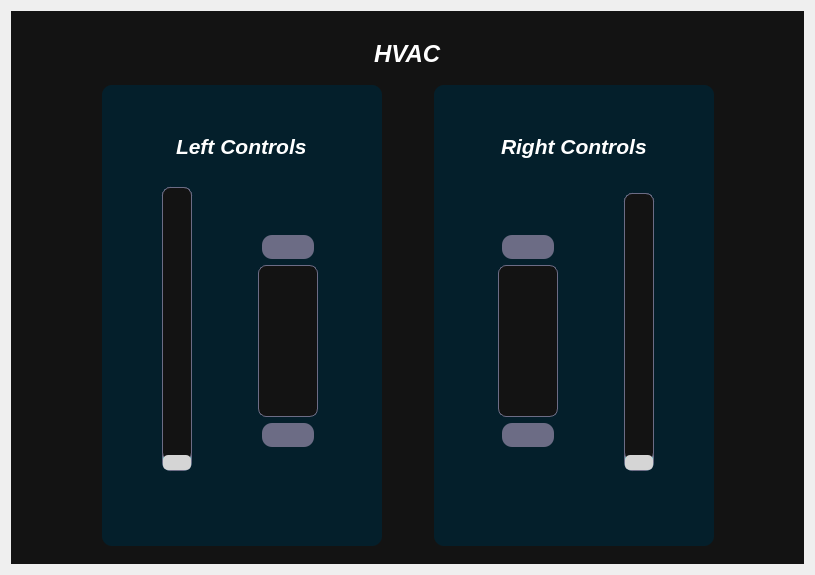
First picture: the form in ui/HVAC.ui, repository AutomotiveGradeLinux/src-agl-demo-control-panel, before the edit.
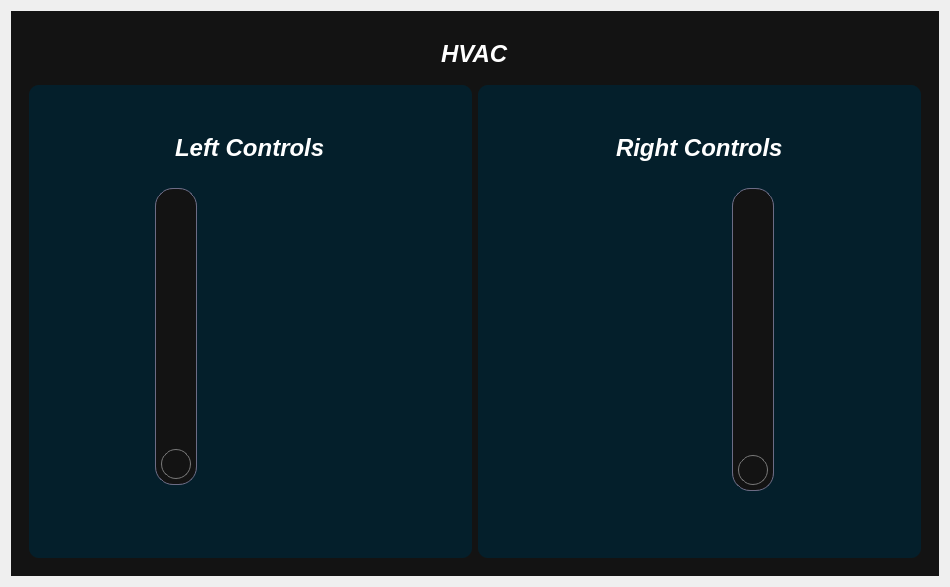
Second picture: the form after the edit. Icons and pictures are not drawn.

```diff
--- a/ui/HVAC.ui
+++ b/ui/HVAC.ui
@@ -6,8 +6,8 @@
    <rect>
     <x>0</x>
     <y>0</y>
-    <width>815</width>
-    <height>575</height>
+    <width>950</width>
+    <height>587</height>
    </rect>
   </property>
   <property name="windowTitle">
@@ -63,37 +63,35 @@
     border-radius: 8px;
 }
 
-QSlider::sub-page:vertical {
-    background-color: #131313 ; /* black */
-    height: 20px;
-    width: 28px;
-    margin: 2px;
-	border: 1px solid #6C6C85 ; /* pastel purple */
-    border-radius: 8px;
-}
-
 QSlider::groove:vertical {
-    border-radius: 8px;
-    width: 28px;
-    margin: 2px;
+    background-color: #4BD7D6 ; /* light blue */
 	border: 1px solid #6C6C85 ; /* pastel purple */
-	background-color: #4BD7D6 ; /* light blue */ 
+    width: 40px;
+    border-radius: 20px;
 }
-QSlider::groove:vertical:hover {
-	background-color: rgb(55, 62, 76);
+
+QSlider::sub-page:vertical {
+    border: 1px solid #6C6C85; /* pastel purple */
+    background-color: #131313; /* black */
+    width: 36px;
+    margin-top: 0px; /* Adjusted for better alignment */
+    margin-bottom: -20px; /* Space below the sub-page */
+    border-radius: 18px;
 }
+
 QSlider::handle:vertical {
-    background-color: #d5d5d5;
-    height: 15px;
-    width: 20px;
-	border-radius: 5px;
+    height: 28px;
+    background: qlineargradient(x1:0, y1:0, x2:1, y2:1,
+        stop:0 #eee, stop:1 #ccc);
+    border: 1px solid #777;
+    width: 28px;
+    margin-top: 5px;
+    margin-bottom: 5px;
+	margin-left: 5px;
+	margin-right: 5px;
+    border-radius: 15px;
 }
-QSlider::handle:vertical:hover {
-    background-color: #6C6C85 ; /* pastel purple */
-}
-QSlider::handle:vertical:pressed {
-    background-color: #4BD7D6 ; /* light blue */ 
-}
+
 
 
 QScrollBar:horizontal {
@@ -205,23 +203,7 @@
          <enum>QFrame::Raised</enum>
         </property>
         <layout class="QGridLayout" name="gridLayout">
-         <item row="1" column="3" colspan="2">
-          <spacer name="horizontalSpacer">
-           <property name="orientation">
-            <enum>Qt::Horizontal</enum>
-           </property>
-           <property name="sizeType">
-            <enum>QSizePolicy::Expanding</enum>
-           </property>
-           <property name="sizeHint" stdset="0">
-            <size>
-             <width>40</width>
-             <height>20</height>
-            </size>
-           </property>
-          </spacer>
-         </item>
-         <item row="0" column="1" colspan="5" alignment="Qt::AlignBottom">
+         <item row="0" column="0" colspan="2" alignment="Qt::AlignBottom">
           <widget class="QFrame" name="frame_2">
            <property name="minimumSize">
             <size>
@@ -260,23 +242,7 @@
            </layout>
           </widget>
          </item>
-         <item row="1" column="6">
-          <spacer name="horizontalSpacer_3">
-           <property name="orientation">
-            <enum>Qt::Horizontal</enum>
-           </property>
-           <property name="sizeType">
-            <enum>QSizePolicy::Expanding</enum>
-           </property>
-           <property name="sizeHint" stdset="0">
-            <size>
-             <width>20</width>
-             <height>20</height>
-            </size>
-           </property>
-          </spacer>
-         </item>
-         <item row="1" column="1" colspan="2">
+         <item row="1" column="0">
           <widget class="QFrame" name="leftControls">
            <property name="minimumSize">
             <size>
@@ -291,11 +257,11 @@
             <enum>QFrame::Raised</enum>
            </property>
            <layout class="QGridLayout" name="gridLayout_2">
-            <item row="1" column="0" colspan="5" alignment="Qt::AlignHCenter">
+            <item row="1" column="0" colspan="4" alignment="Qt::AlignHCenter">
              <widget class="QLabel" name="label">
               <property name="font">
                <font>
-                <pointsize>16</pointsize>
+                <pointsize>18</pointsize>
                 <weight>75</weight>
                 <italic>true</italic>
                 <bold>true</bold>
@@ -306,7 +272,7 @@
               </property>
              </widget>
             </item>
-            <item row="0" column="0" colspan="5">
+            <item row="0" column="0" colspan="4">
              <spacer name="verticalSpacer_7">
               <property name="orientation">
                <enum>Qt::Vertical</enum>
@@ -322,7 +288,23 @@
               </property>
              </spacer>
             </item>
-            <item row="2" column="0" colspan="5">
+            <item row="5" column="0" colspan="4">
+             <spacer name="verticalSpacer_5">
+              <property name="orientation">
+               <enum>Qt::Vertical</enum>
+              </property>
+              <property name="sizeType">
+               <enum>QSizePolicy::Preferred</enum>
+              </property>
+              <property name="sizeHint" stdset="0">
+               <size>
+                <width>20</width>
+                <height>40</height>
+               </size>
+              </property>
+             </spacer>
+            </item>
+            <item row="2" column="0" colspan="4">
              <spacer name="verticalSpacer_3">
               <property name="orientation">
                <enum>Qt::Vertical</enum>
@@ -338,37 +320,14 @@
               </property>
              </spacer>
             </item>
-            <item row="3" column="0" rowspan="2">
-             <spacer name="horizontalSpacer_6">
-              <property name="orientation">
-               <enum>Qt::Horizontal</enum>
-              </property>
-              <property name="sizeHint" stdset="0">
-               <size>
-                <width>40</width>
-                <height>20</height>
-               </size>
-              </property>
-             </spacer>
-            </item>
             <item row="3" column="2" rowspan="2">
-             <spacer name="horizontalSpacer_4">
-              <property name="orientation">
-               <enum>Qt::Horizontal</enum>
+             <widget class="QFrame" name="leftFrame">
+              <property name="sizePolicy">
+               <sizepolicy hsizetype="Preferred" vsizetype="Expanding">
+                <horstretch>0</horstretch>
+                <verstretch>0</verstretch>
+               </sizepolicy>
               </property>
-              <property name="sizeType">
-               <enum>QSizePolicy::Fixed</enum>
-              </property>
-              <property name="sizeHint" stdset="0">
-               <size>
-                <width>40</width>
-                <height>20</height>
-               </size>
-              </property>
-             </spacer>
-            </item>
-            <item row="3" column="3" rowspan="2">
-             <widget class="QFrame" name="frame_3">
               <property name="frameShape">
                <enum>QFrame::StyledPanel</enum>
               </property>
@@ -376,175 +335,20 @@
                <enum>QFrame::Raised</enum>
               </property>
               <layout class="QVBoxLayout" name="verticalLayout_5">
-               <item alignment="Qt::AlignHCenter|Qt::AlignBottom">
-                <widget class="QPushButton" name="leftTempUp">
-                 <property name="text">
-                  <string/>
-                 </property>
-                 <property name="icon">
-                  <iconset resource="../assets/res.qrc">
-                   <normaloff>:/Carbon_Icons/carbon_icons/temperature--frigid.svg</normaloff>:/Carbon_Icons/carbon_icons/temperature--frigid.svg</iconset>
-                 </property>
-                 <property name="iconSize">
-                  <size>
-                   <width>40</width>
-                   <height>40</height>
-                  </size>
-                 </property>
-                </widget>
-               </item>
-               <item alignment="Qt::AlignHCenter|Qt::AlignVCenter">
-                <widget class="QListWidget" name="leftTempList">
+               <item>
+                <widget class="QWidget" name="LeftTemp_Placeholder" native="true">
                  <property name="sizePolicy">
-                  <sizepolicy hsizetype="Fixed" vsizetype="Expanding">
+                  <sizepolicy hsizetype="Preferred" vsizetype="Preferred">
                    <horstretch>0</horstretch>
                    <verstretch>0</verstretch>
                   </sizepolicy>
                  </property>
-                 <property name="minimumSize">
-                  <size>
-                   <width>0</width>
-                   <height>152</height>
-                  </size>
-                 </property>
-                 <property name="maximumSize">
-                  <size>
-                   <width>60</width>
-                   <height>152</height>
-                  </size>
-                 </property>
-                 <property name="font">
-                  <font>
-                   <pointsize>14</pointsize>
-                   <weight>75</weight>
-                   <italic>true</italic>
-                   <bold>true</bold>
-                  </font>
-                 </property>
-                 <property name="focusPolicy">
-                  <enum>Qt::StrongFocus</enum>
-                 </property>
-                 <property name="layoutDirection">
-                  <enum>Qt::LeftToRight</enum>
-                 </property>
-                 <property name="autoFillBackground">
-                  <bool>false</bool>
-                 </property>
-                 <property name="frameShape">
-                  <enum>QFrame::NoFrame</enum>
-                 </property>
-                 <property name="frameShadow">
-                  <enum>QFrame::Plain</enum>
-                 </property>
-                 <property name="verticalScrollBarPolicy">
-                  <enum>Qt::ScrollBarAlwaysOff</enum>
-                 </property>
-                 <property name="horizontalScrollBarPolicy">
-                  <enum>Qt::ScrollBarAlwaysOff</enum>
-                 </property>
-                 <property name="sizeAdjustPolicy">
-                  <enum>QAbstractScrollArea::AdjustToContentsOnFirstShow</enum>
-                 </property>
-                 <property name="editTriggers">
-                  <set>QAbstractItemView::DoubleClicked|QAbstractItemView::EditKeyPressed</set>
-                 </property>
-                 <property name="showDropIndicator" stdset="0">
-                  <bool>false</bool>
-                 </property>
-                 <property name="dragDropMode">
-                  <enum>QAbstractItemView::DragOnly</enum>
-                 </property>
-                 <property name="selectionMode">
-                  <enum>QAbstractItemView::SingleSelection</enum>
-                 </property>
-                 <property name="textElideMode">
-                  <enum>Qt::ElideMiddle</enum>
-                 </property>
-                 <property name="verticalScrollMode">
-                  <enum>QAbstractItemView::ScrollPerPixel</enum>
-                 </property>
-                 <property name="movement">
-                  <enum>QListView::Snap</enum>
-                 </property>
-                 <property name="isWrapping" stdset="0">
-                  <bool>false</bool>
-                 </property>
-                 <property name="resizeMode">
-                  <enum>QListView::Adjust</enum>
-                 </property>
-                 <property name="layoutMode">
-                  <enum>QListView::SinglePass</enum>
-                 </property>
-                 <property name="spacing">
-                  <number>1</number>
-                 </property>
-                 <property name="viewMode">
-                  <enum>QListView::ListMode</enum>
-                 </property>
-                 <property name="uniformItemSizes">
-                  <bool>true</bool>
-                 </property>
-                 <property name="selectionRectVisible">
-                  <bool>true</bool>
-                 </property>
-                 <property name="itemAlignment">
-                  <set>Qt::AlignCenter</set>
-                 </property>
-                </widget>
-               </item>
-               <item alignment="Qt::AlignHCenter|Qt::AlignTop">
-                <widget class="QPushButton" name="leftTempDown">
-                 <property name="text">
-                  <string/>
-                 </property>
-                 <property name="icon">
-                  <iconset resource="../assets/res.qrc">
-                   <normaloff>:/Carbon_Icons/carbon_icons/temperature--hot.svg</normaloff>:/Carbon_Icons/carbon_icons/temperature--hot.svg</iconset>
-                 </property>
-                 <property name="iconSize">
-                  <size>
-                   <width>40</width>
-                   <height>40</height>
-                  </size>
-                 </property>
                 </widget>
                </item>
               </layout>
              </widget>
             </item>
-            <item row="5" column="0" colspan="5">
-             <spacer name="verticalSpacer_5">
-              <property name="orientation">
-               <enum>Qt::Vertical</enum>
-              </property>
-              <property name="sizeType">
-               <enum>QSizePolicy::Preferred</enum>
-              </property>
-              <property name="sizeHint" stdset="0">
-               <size>
-                <width>20</width>
-                <height>40</height>
-               </size>
-              </property>
-             </spacer>
-            </item>
-            <item row="3" column="4" rowspan="2">
-             <spacer name="horizontalSpacer_7">
-              <property name="orientation">
-               <enum>Qt::Horizontal</enum>
-              </property>
-              <property name="sizeType">
-               <enum>QSizePolicy::Fixed</enum>
-              </property>
-              <property name="sizeHint" stdset="0">
-               <size>
-                <width>40</width>
-                <height>20</height>
-               </size>
-              </property>
-             </spacer>
-            </item>
-            <item row="3" column="1">
+            <item row="3" column="1" alignment="Qt::AlignLeft">
              <widget class="QFrame" name="frame_4">
               <property name="frameShape">
                <enum>QFrame::StyledPanel</enum>
@@ -578,7 +382,7 @@
                  </property>
                  <property name="minimumSize">
                   <size>
-                   <width>40</width>
+                   <width>60</width>
                    <height>0</height>
                   </size>
                  </property>
@@ -621,23 +425,7 @@
            </layout>
           </widget>
          </item>
-         <item row="1" column="0">
-          <spacer name="horizontalSpacer_2">
-           <property name="orientation">
-            <enum>Qt::Horizontal</enum>
-           </property>
-           <property name="sizeType">
-            <enum>QSizePolicy::Expanding</enum>
-           </property>
-           <property name="sizeHint" stdset="0">
-            <size>
-             <width>20</width>
-             <height>20</height>
-            </size>
-           </property>
-          </spacer>
-         </item>
-         <item row="1" column="5">
+         <item row="1" column="1">
           <widget class="QFrame" name="rightControls">
            <property name="minimumSize">
             <size>
@@ -652,7 +440,7 @@
             <enum>QFrame::Raised</enum>
            </property>
            <layout class="QGridLayout" name="gridLayout_3">
-            <item row="6" column="0" colspan="6">
+            <item row="4" column="0" colspan="4">
              <spacer name="verticalSpacer_6">
               <property name="orientation">
                <enum>Qt::Vertical</enum>
@@ -668,23 +456,7 @@
               </property>
              </spacer>
             </item>
-            <item row="3" column="5" rowspan="3">
-             <spacer name="horizontalSpacer_8">
-              <property name="orientation">
-               <enum>Qt::Horizontal</enum>
-              </property>
-              <property name="sizeType">
-               <enum>QSizePolicy::Fixed</enum>
-              </property>
-              <property name="sizeHint" stdset="0">
-               <size>
-                <width>40</width>
-                <height>20</height>
-               </size>
-              </property>
-             </spacer>
-            </item>
-            <item row="4" column="4">
+            <item row="3" column="2">
              <widget class="QFrame" name="frame_6">
               <property name="frameShape">
                <enum>QFrame::StyledPanel</enum>
@@ -712,7 +484,7 @@
                 <widget class="QSlider" name="rightFanSpeed_slider">
                  <property name="minimumSize">
                   <size>
-                   <width>40</width>
+                   <width>60</width>
                    <height>0</height>
                   </size>
                  </property>
@@ -734,59 +506,11 @@
               </layout>
              </widget>
             </item>
-            <item row="3" column="2" rowspan="3" colspan="2">
-             <spacer name="horizontalSpacer_5">
-              <property name="orientation">
-               <enum>Qt::Horizontal</enum>
-              </property>
-              <property name="sizeType">
-               <enum>QSizePolicy::Fixed</enum>
-              </property>
-              <property name="sizeHint" stdset="0">
-               <size>
-                <width>40</width>
-                <height>20</height>
-               </size>
-              </property>
-             </spacer>
-            </item>
-            <item row="3" column="0" rowspan="3">
-             <spacer name="horizontalSpacer_9">
-              <property name="orientation">
-               <enum>Qt::Horizontal</enum>
-              </property>
-              <property name="sizeType">
-               <enum>QSizePolicy::Fixed</enum>
-              </property>
-              <property name="sizeHint" stdset="0">
-               <size>
-                <width>40</width>
-                <height>20</height>
-               </size>
-              </property>
-             </spacer>
-            </item>
-            <item row="2" column="0" colspan="6">
-             <spacer name="verticalSpacer_4">
-              <property name="orientation">
-               <enum>Qt::Vertical</enum>
-              </property>
-              <property name="sizeType">
-               <enum>QSizePolicy::Fixed</enum>
-              </property>
-              <property name="sizeHint" stdset="0">
-               <size>
-                <width>20</width>
-                <height>20</height>
-               </size>
-              </property>
-             </spacer>
-            </item>
-            <item row="1" column="0" colspan="6" alignment="Qt::AlignHCenter">
+            <item row="1" column="0" colspan="4" alignment="Qt::AlignHCenter">
              <widget class="QLabel" name="label_6">
               <property name="font">
                <font>
-                <pointsize>16</pointsize>
+                <pointsize>18</pointsize>
                 <weight>75</weight>
                 <italic>true</italic>
                 <bold>true</bold>
@@ -797,7 +521,23 @@
               </property>
              </widget>
             </item>
-            <item row="0" column="0" colspan="6">
+            <item row="2" column="0" colspan="4">
+             <spacer name="verticalSpacer_4">
+              <property name="orientation">
+               <enum>Qt::Vertical</enum>
+              </property>
+              <property name="sizeType">
+               <enum>QSizePolicy::Fixed</enum>
+              </property>
+              <property name="sizeHint" stdset="0">
+               <size>
+                <width>20</width>
+                <height>20</height>
+               </size>
+              </property>
+             </spacer>
+            </item>
+            <item row="0" column="0" colspan="4">
              <spacer name="verticalSpacer_8">
               <property name="orientation">
                <enum>Qt::Vertical</enum>
@@ -813,8 +553,14 @@
               </property>
              </spacer>
             </item>
-            <item row="4" column="1">
-             <widget class="QFrame" name="frame_5">
+            <item row="3" column="1">
+             <widget class="QFrame" name="rightFrame">
+              <property name="sizePolicy">
+               <sizepolicy hsizetype="Preferred" vsizetype="Preferred">
+                <horstretch>0</horstretch>
+                <verstretch>0</verstretch>
+               </sizepolicy>
+              </property>
               <property name="frameShape">
                <enum>QFrame::StyledPanel</enum>
               </property>
@@ -822,132 +568,8 @@
                <enum>QFrame::Raised</enum>
               </property>
               <layout class="QVBoxLayout" name="verticalLayout_7">
-               <item alignment="Qt::AlignHCenter|Qt::AlignBottom">
-                <widget class="QPushButton" name="rightTempUp">
-                 <property name="text">
-                  <string/>
-                 </property>
-                 <property name="icon">
-                  <iconset resource="../assets/res.qrc">
-                   <normaloff>:/Carbon_Icons/carbon_icons/temperature--frigid.svg</normaloff>:/Carbon_Icons/carbon_icons/temperature--frigid.svg</iconset>
-                 </property>
-                 <property name="iconSize">
-                  <size>
-                   <width>40</width>
-                   <height>40</height>
-                  </size>
-                 </property>
-                </widget>
-               </item>
-               <item alignment="Qt::AlignHCenter|Qt::AlignVCenter">
-                <widget class="QListWidget" name="rightTempList">
-                 <property name="sizePolicy">
-                  <sizepolicy hsizetype="Fixed" vsizetype="Expanding">
-                   <horstretch>0</horstretch>
-                   <verstretch>0</verstretch>
-                  </sizepolicy>
-                 </property>
-                 <property name="minimumSize">
-                  <size>
-                   <width>0</width>
-                   <height>152</height>
-                  </size>
-                 </property>
-                 <property name="maximumSize">
-                  <size>
-                   <width>60</width>
-                   <height>152</height>
-                  </size>
-                 </property>
-                 <property name="font">
-                  <font>
-                   <pointsize>14</pointsize>
-                   <weight>75</weight>
-                   <italic>true</italic>
-                   <bold>true</bold>
-                  </font>
-                 </property>
-                 <property name="focusPolicy">
-                  <enum>Qt::StrongFocus</enum>
-                 </property>
-                 <property name="layoutDirection">
-                  <enum>Qt::LeftToRight</enum>
-                 </property>
-                 <property name="autoFillBackground">
-                  <bool>false</bool>
-                 </property>
-                 <property name="frameShape">
-                  <enum>QFrame::NoFrame</enum>
-                 </property>
-                 <property name="frameShadow">
-                  <enum>QFrame::Plain</enum>
-                 </property>
-                 <property name="verticalScrollBarPolicy">
-                  <enum>Qt::ScrollBarAlwaysOff</enum>
-                 </property>
-                 <property name="horizontalScrollBarPolicy">
-                  <enum>Qt::ScrollBarAlwaysOff</enum>
-                 </property>
-                 <property name="sizeAdjustPolicy">
-                  <enum>QAbstractScrollArea::AdjustToContentsOnFirstShow</enum>
-                 </property>
-                 <property name="editTriggers">
-                  <set>QAbstractItemView::DoubleClicked|QAbstractItemView::EditKeyPressed</set>
-                 </property>
-                 <property name="showDropIndicator" stdset="0">
-                  <bool>false</bool>
-                 </property>
-                 <property name="dragDropMode">
-                  <enum>QAbstractItemView::DragOnly</enum>
-                 </property>
-                 <property name="selectionMode">
-                  <enum>QAbstractItemView::ContiguousSelection</enum>
-                 </property>
-                 <property name="textElideMode">
-                  <enum>Qt::ElideMiddle</enum>
-                 </property>
-                 <property name="verticalScrollMode">
-                  <enum>QAbstractItemView::ScrollPerPixel</enum>
-                 </property>
-                 <property name="movement">
-                  <enum>QListView::Snap</enum>
-                 </property>
-                 <property name="resizeMode">
-                  <enum>QListView::Adjust</enum>
-                 </property>
-                 <property name="layoutMode">
-                  <enum>QListView::SinglePass</enum>
-                 </property>
-                 <property name="spacing">
-                  <number>1</number>
-                 </property>
-                 <property name="viewMode">
-                  <enum>QListView::ListMode</enum>
-                 </property>
-                 <property name="selectionRectVisible">
-                  <bool>true</bool>
-                 </property>
-                 <property name="itemAlignment">
-                  <set>Qt::AlignCenter</set>
-                 </property>
-                </widget>
-               </item>
-               <item alignment="Qt::AlignHCenter|Qt::AlignTop">
-                <widget class="QPushButton" name="rightTempDown">
-                 <property name="text">
-                  <string/>
-                 </property>
-                 <property name="icon">
-                  <iconset resource="../assets/res.qrc">
-                   <normaloff>:/Carbon_Icons/carbon_icons/temperature--hot.svg</normaloff>:/Carbon_Icons/carbon_icons/temperature--hot.svg</iconset>
-                 </property>
-                 <property name="iconSize">
-                  <size>
-                   <width>40</width>
-                   <height>40</height>
-                  </size>
-                 </property>
-                </widget>
+               <item>
+                <widget class="QWidget" name="RightTemp_Placeholder" native="true"/>
                </item>
               </layout>
              </widget>
```
